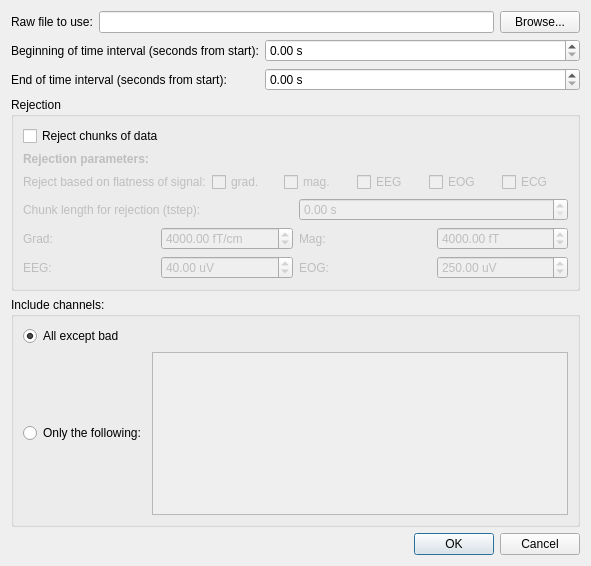
The window that meggie_batch/ui/qt4Designer_ui_files/covarianceRawDialog.ui (cibr-jyu/meggie) describes before a commit, drawn with Qt 5.
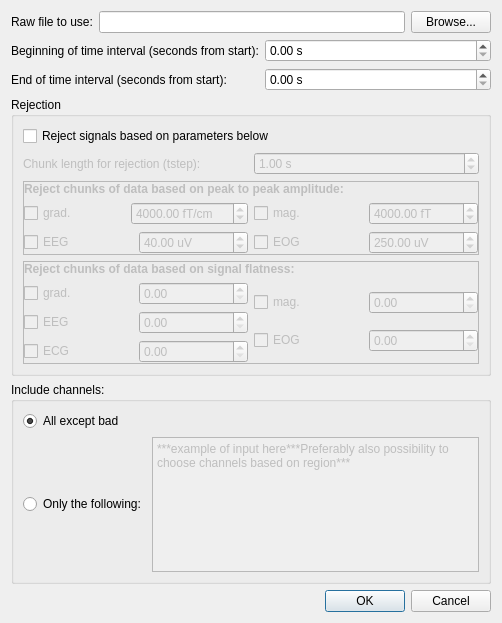
The same window after the commit.

Commit message: Tuning the dialog for computing covariance from raw files

```diff
--- a/meggie_batch/ui/qt4Designer_ui_files/covarianceRawDialog.ui
+++ b/meggie_batch/ui/qt4Designer_ui_files/covarianceRawDialog.ui
@@ -6,17 +6,14 @@
    <rect>
     <x>0</x>
     <y>0</y>
-    <width>591</width>
-    <height>566</height>
+    <width>502</width>
+    <height>623</height>
    </rect>
   </property>
   <property name="windowTitle">
    <string>Dialog</string>
   </property>
   <layout class="QFormLayout" name="formLayout">
-   <property name="fieldGrowthPolicy">
-    <enum>QFormLayout::AllNonFixedFieldsGrow</enum>
-   </property>
    <item row="0" column="0" colspan="2">
     <layout class="QHBoxLayout" name="horizontalLayout_5">
      <item>
@@ -38,26 +35,50 @@
      </item>
     </layout>
    </item>
-   <item row="7" column="0" colspan="2">
+   <item row="1" column="0">
+    <widget class="QLabel" name="labelBeginTime">
+     <property name="text">
+      <string>Beginning of time interval (seconds from start):</string>
+     </property>
+    </widget>
+   </item>
+   <item row="1" column="1">
+    <widget class="QDoubleSpinBox" name="doubleSpinBoxStartTime">
+     <property name="prefix">
+      <string/>
+     </property>
+     <property name="suffix">
+      <string> s</string>
+     </property>
+    </widget>
+   </item>
+   <item row="2" column="0">
+    <widget class="QLabel" name="labelEndTime">
+     <property name="text">
+      <string>End of time interval (seconds from start):</string>
+     </property>
+    </widget>
+   </item>
+   <item row="2" column="1">
+    <widget class="QDoubleSpinBox" name="doubleSpinBoxEndTime">
+     <property name="suffix">
+      <string> s</string>
+     </property>
+    </widget>
+   </item>
+   <item row="3" column="0" colspan="2">
     <widget class="QGroupBox" name="groupBoxRejection">
      <property name="title">
       <string>Rejection</string>
      </property>
      <layout class="QGridLayout" name="gridLayout_2">
-      <item row="0" column="0">
-       <widget class="QCheckBox" name="checkBoxReject">
-        <property name="text">
-         <string>Reject chunks of data</string>
-        </property>
-       </widget>
-      </item>
-      <item row="1" column="0">
-       <widget class="QFrame" name="frameRejection">
+      <item row="2" column="0">
+       <widget class="QFrame" name="frameRejectionPeakToPeak">
         <property name="enabled">
          <bool>false</bool>
         </property>
         <property name="frameShape">
-         <enum>QFrame::NoFrame</enum>
+         <enum>QFrame::StyledPanel</enum>
         </property>
         <property name="frameShadow">
          <enum>QFrame::Raised</enum>
@@ -72,84 +93,20 @@
          <item row="0" column="0">
           <widget class="QLabel" name="labelRejections">
            <property name="text">
-            <string>&lt;html&gt;&lt;head/&gt;&lt;body&gt;&lt;p&gt;&lt;span style=&quot; font-weight:600;&quot;&gt;Rejection parameters:&lt;/span&gt;&lt;/p&gt;&lt;/body&gt;&lt;/html&gt;</string>
+            <string>&lt;html&gt;&lt;head/&gt;&lt;body&gt;&lt;p&gt;&lt;span style=&quot; font-weight:600;&quot;&gt;Reject chunks of data based on peak to peak amplitude:&lt;/span&gt;&lt;/p&gt;&lt;/body&gt;&lt;/html&gt;</string>
            </property>
           </widget>
          </item>
-         <item row="1" column="0">
-          <layout class="QHBoxLayout" name="horizontalLayout">
-           <item>
-            <widget class="QLabel" name="labelFlatness">
-             <property name="text">
-              <string>Reject based on flatness of signal:</string>
-             </property>
-            </widget>
-           </item>
-           <item>
-            <widget class="QCheckBox" name="checkBoxFlatGrad">
-             <property name="text">
-              <string>grad.</string>
-             </property>
-            </widget>
-           </item>
-           <item>
-            <widget class="QCheckBox" name="checkBoxFlatMag">
-             <property name="text">
-              <string>mag.</string>
-             </property>
-            </widget>
-           </item>
-           <item>
-            <widget class="QCheckBox" name="checkBoxFlatEeg">
-             <property name="text">
-              <string>EEG</string>
-             </property>
-            </widget>
-           </item>
-           <item>
-            <widget class="QCheckBox" name="checkBoxFlatEog">
-             <property name="text">
-              <string>EOG</string>
-             </property>
-            </widget>
-           </item>
-           <item>
-            <widget class="QCheckBox" name="checkBoxFlatEcg">
-             <property name="text">
-              <string>ECG</string>
-             </property>
-            </widget>
-           </item>
-          </layout>
-         </item>
          <item row="2" column="0">
-          <layout class="QHBoxLayout" name="horizontalLayout_2">
-           <item>
-            <widget class="QLabel" name="labelChunkLength">
-             <property name="text">
-              <string>Chunk length for rejection (tstep):</string>
-             </property>
-            </widget>
-           </item>
-           <item>
-            <widget class="QDoubleSpinBox" name="doubleSpinBoxChunkLength">
-             <property name="suffix">
-              <string> s</string>
-             </property>
-            </widget>
-           </item>
-          </layout>
-         </item>
-         <item row="3" column="0">
           <layout class="QHBoxLayout" name="horizontalLayout_30">
            <item>
             <layout class="QVBoxLayout" name="verticalLayout_7">
              <item>
               <layout class="QHBoxLayout" name="horizontalLayout_31">
                <item>
-                <widget class="QLabel" name="labelGradReject">
+                <widget class="QCheckBox" name="checkBoxGradReject">
                  <property name="text">
-                  <string>Grad:</string>
+                  <string>grad.</string>
                  </property>
                 </widget>
                </item>
@@ -174,9 +131,9 @@
              <item>
               <layout class="QHBoxLayout" name="horizontalLayout_32">
                <item>
-                <widget class="QLabel" name="labelEegReject">
+                <widget class="QCheckBox" name="checkBoxEEGReject">
                  <property name="text">
-                  <string>EEG:</string>
+                  <string>EEG</string>
                  </property>
                 </widget>
                </item>
@@ -202,9 +159,9 @@
              <item>
               <layout class="QHBoxLayout" name="horizontalLayout_33">
                <item>
-                <widget class="QLabel" name="labelMagReject">
+                <widget class="QCheckBox" name="checkBoxMagReject">
                  <property name="text">
-                  <string>Mag:</string>
+                  <string>mag.</string>
                  </property>
                 </widget>
                </item>
@@ -226,9 +183,9 @@
              <item>
               <layout class="QHBoxLayout" name="horizontalLayout_34">
                <item>
-                <widget class="QLabel" name="labelEogReject">
+                <widget class="QCheckBox" name="checkBoxEOGReject">
                  <property name="text">
-                  <string>EOG:</string>
+                  <string>EOG</string>
                  </property>
                 </widget>
                </item>
@@ -254,10 +211,222 @@
         </layout>
        </widget>
       </item>
+      <item row="1" column="0">
+       <layout class="QHBoxLayout" name="horizontalLayout_2">
+        <item>
+         <widget class="QLabel" name="labelChunkLength">
+          <property name="enabled">
+           <bool>false</bool>
+          </property>
+          <property name="text">
+           <string>Chunk length for rejection (tstep):</string>
+          </property>
+         </widget>
+        </item>
+        <item>
+         <widget class="QDoubleSpinBox" name="doubleSpinBoxChunkLength">
+          <property name="enabled">
+           <bool>false</bool>
+          </property>
+          <property name="suffix">
+           <string> s</string>
+          </property>
+          <property name="value">
+           <double>1.000000000000000</double>
+          </property>
+         </widget>
+        </item>
+       </layout>
+      </item>
+      <item row="3" column="0">
+       <widget class="QFrame" name="frameRejectionFlatness">
+        <property name="enabled">
+         <bool>false</bool>
+        </property>
+        <property name="frameShape">
+         <enum>QFrame::StyledPanel</enum>
+        </property>
+        <property name="frameShadow">
+         <enum>QFrame::Raised</enum>
+        </property>
+        <property name="lineWidth">
+         <number>1</number>
+        </property>
+        <layout class="QGridLayout" name="gridLayout_5">
+         <property name="margin">
+          <number>0</number>
+         </property>
+         <item row="0" column="0">
+          <widget class="QLabel" name="labelRejectionsFlatness">
+           <property name="text">
+            <string>&lt;html&gt;&lt;head/&gt;&lt;body&gt;&lt;p&gt;&lt;span style=&quot; font-weight:600;&quot;&gt;Reject chunks of data based on signal flatness:&lt;/span&gt;&lt;/p&gt;&lt;/body&gt;&lt;/html&gt;</string>
+           </property>
+          </widget>
+         </item>
+         <item row="2" column="0">
+          <layout class="QHBoxLayout" name="horizontalLayout_40">
+           <item>
+            <layout class="QVBoxLayout" name="verticalLayout_11">
+             <item>
+              <layout class="QHBoxLayout" name="horizontalLayout_41">
+               <item>
+                <widget class="QCheckBox" name="checkBoxFlatGrad">
+                 <property name="text">
+                  <string>grad.</string>
+                 </property>
+                </widget>
+               </item>
+               <item>
+                <widget class="QDoubleSpinBox" name="doubleSpinBoxFlatGrad">
+                 <property name="prefix">
+                  <string/>
+                 </property>
+                 <property name="suffix">
+                  <string/>
+                 </property>
+                 <property name="maximum">
+                  <double>1.000000000000000</double>
+                 </property>
+                 <property name="singleStep">
+                  <double>0.010000000000000</double>
+                 </property>
+                 <property name="value">
+                  <double>0.000000000000000</double>
+                 </property>
+                </widget>
+               </item>
+              </layout>
+             </item>
+             <item>
+              <layout class="QHBoxLayout" name="horizontalLayout_42">
+               <item>
+                <widget class="QCheckBox" name="checkBoxFlatEeg">
+                 <property name="text">
+                  <string>EEG</string>
+                 </property>
+                </widget>
+               </item>
+               <item>
+                <widget class="QDoubleSpinBox" name="doubleSpinBoxFlatEEG">
+                 <property name="suffix">
+                  <string/>
+                 </property>
+                 <property name="maximum">
+                  <double>1.000000000000000</double>
+                 </property>
+                 <property name="singleStep">
+                  <double>0.010000000000000</double>
+                 </property>
+                 <property name="value">
+                  <double>0.000000000000000</double>
+                 </property>
+                </widget>
+               </item>
+              </layout>
+             </item>
+             <item>
+              <layout class="QHBoxLayout" name="horizontalLayout_4">
+               <item>
+                <widget class="QCheckBox" name="checkBoxFlatECG">
+                 <property name="text">
+                  <string>ECG</string>
+                 </property>
+                </widget>
+               </item>
+               <item>
+                <widget class="QDoubleSpinBox" name="doubleSpinBoxFlatECG">
+                 <property name="suffix">
+                  <string/>
+                 </property>
+                 <property name="maximum">
+                  <double>1.000000000000000</double>
+                 </property>
+                 <property name="singleStep">
+                  <double>0.010000000000000</double>
+                 </property>
+                 <property name="value">
+                  <double>0.000000000000000</double>
+                 </property>
+                </widget>
+               </item>
+              </layout>
+             </item>
+            </layout>
+           </item>
+           <item>
+            <layout class="QVBoxLayout" name="verticalLayout_12">
+             <item>
+              <layout class="QHBoxLayout" name="horizontalLayout_43">
+               <item>
+                <widget class="QCheckBox" name="checkBoxFlatMag">
+                 <property name="text">
+                  <string>mag.</string>
+                 </property>
+                </widget>
+               </item>
+               <item>
+                <widget class="QDoubleSpinBox" name="doubleSpinBoxFlatMag">
+                 <property name="suffix">
+                  <string/>
+                 </property>
+                 <property name="maximum">
+                  <double>1.000000000000000</double>
+                 </property>
+                 <property name="singleStep">
+                  <double>0.010000000000000</double>
+                 </property>
+                 <property name="value">
+                  <double>0.000000000000000</double>
+                 </property>
+                </widget>
+               </item>
+              </layout>
+             </item>
+             <item>
+              <layout class="QHBoxLayout" name="horizontalLayout_44">
+               <item>
+                <widget class="QCheckBox" name="checkBoxFlatEOG">
+                 <property name="text">
+                  <string>EOG</string>
+                 </property>
+                </widget>
+               </item>
+               <item>
+                <widget class="QDoubleSpinBox" name="doubleSpinBoxFlatEOG">
+                 <property name="suffix">
+                  <string/>
+                 </property>
+                 <property name="maximum">
+                  <double>1.000000000000000</double>
+                 </property>
+                 <property name="singleStep">
+                  <double>0.010000000000000</double>
+                 </property>
+                 <property name="value">
+                  <double>0.000000000000000</double>
+                 </property>
+                </widget>
+               </item>
+              </layout>
+             </item>
+            </layout>
+           </item>
+          </layout>
+         </item>
+        </layout>
+       </widget>
+      </item>
+      <item row="0" column="0">
+       <widget class="QCheckBox" name="checkBoxRejection">
+        <property name="text">
+         <string>Reject signals based on parameters below</string>
+        </property>
+       </widget>
+      </item>
      </layout>
     </widget>
    </item>
-   <item row="8" column="0" colspan="2">
+   <item row="4" column="0" colspan="2">
     <widget class="QGroupBox" name="groupBoxIncludeChannels">
      <property name="title">
       <string>Include channels:</string>
@@ -295,6 +464,9 @@
             <property name="enabled">
              <bool>false</bool>
             </property>
+            <property name="plainText">
+             <string>***example of input here***Preferably also possibility to choose channels based on region***</string>
+            </property>
            </widget>
           </item>
          </layout>
@@ -304,7 +476,7 @@
      </layout>
     </widget>
    </item>
-   <item row="12" column="1">
+   <item row="5" column="1">
     <widget class="QDialogButtonBox" name="buttonBox">
      <property name="orientation">
       <enum>Qt::Horizontal</enum>
@@ -314,37 +486,6 @@
      </property>
     </widget>
    </item>
-   <item row="2" column="0">
-    <widget class="QLabel" name="labelBeginTime">
-     <property name="text">
-      <string>Beginning of time interval (seconds from start):</string>
-     </property>
-    </widget>
-   </item>
-   <item row="2" column="1">
-    <widget class="QDoubleSpinBox" name="doubleSpinBoxStartTime">
-     <property name="prefix">
-      <string/>
-     </property>
-     <property name="suffix">
-      <string> s</string>
-     </property>
-    </widget>
-   </item>
-   <item row="3" column="0">
-    <widget class="QLabel" name="labelEndTime">
-     <property name="text">
-      <string>End of time interval (seconds from start):</string>
-     </property>
-    </widget>
-   </item>
-   <item row="3" column="1">
-    <widget class="QDoubleSpinBox" name="doubleSpinBoxEndTime">
-     <property name="suffix">
-      <string> s</string>
-     </property>
-    </widget>
-   </item>
   </layout>
  </widget>
  <resources/>
```
Left out of the diff: 92 changed lines with no effect on the pictures. The commit also changes 3 other files.
